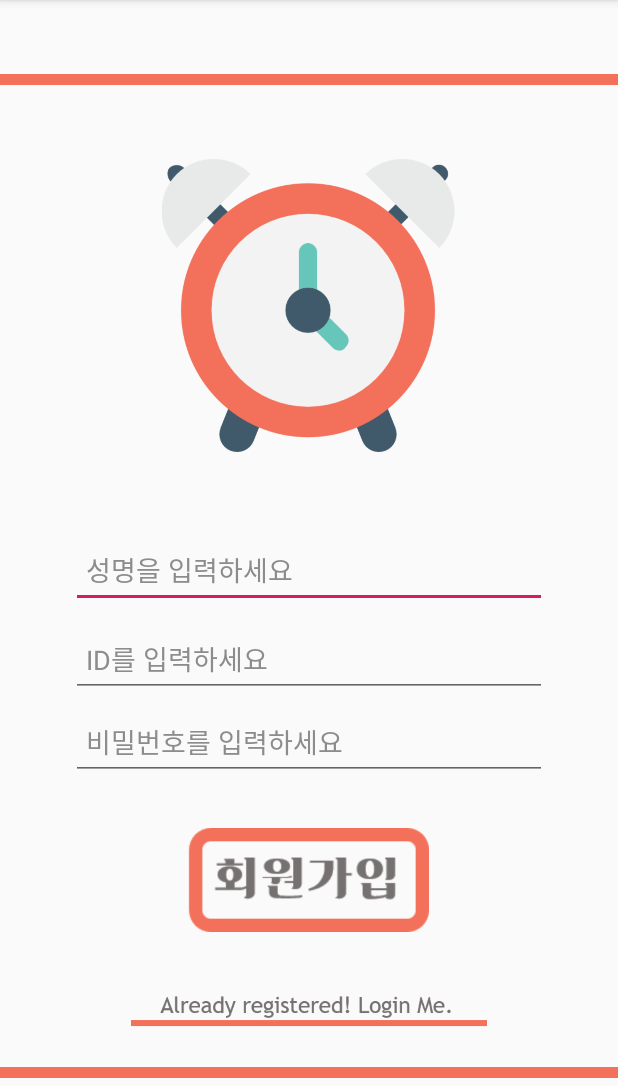
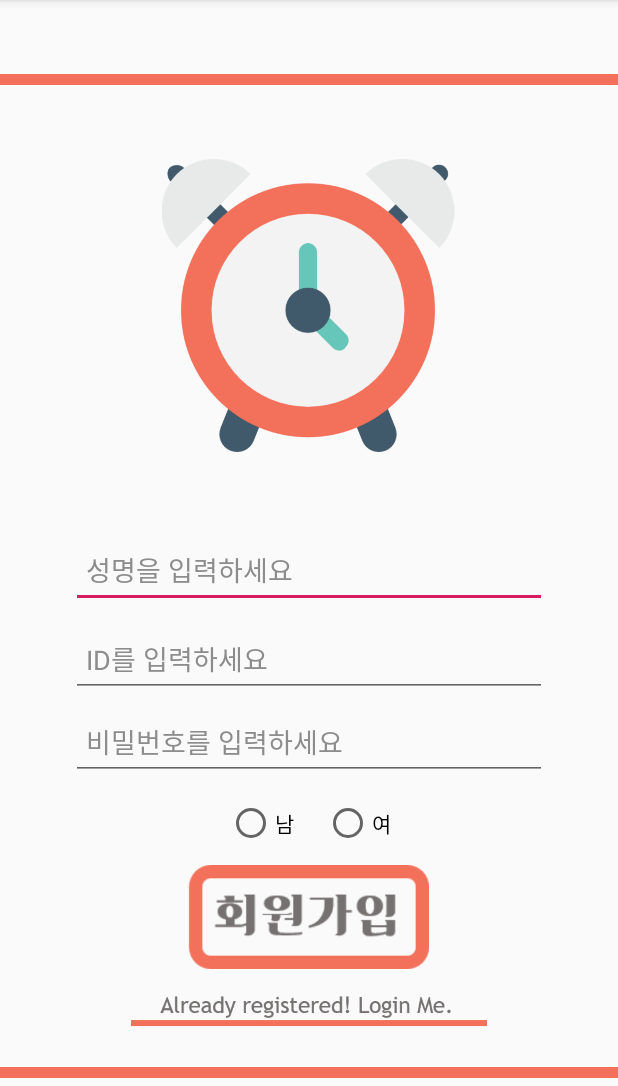
Before and after one commit to HongyeongJu/MobileTermProject, an Android app: the SignUpActivity screen opened directly, with no data from a screen before it, on a phone screen of 412 x 824 dp, the part 84-1170 px from its top. Run offline under Robolectric (Android 15) with nearby library versions, the phone set to English and light mode, and no system bars; our stand-ins replace Firebase (no records; nobody signed in at launch, a user with empty details on screens opened directly).

Commit message:
회원가입시 성별 추가.

```diff
--- a/app/src/main/java/com/hfad/alarmapplicaion/SignUpActivity.java
+++ b/app/src/main/java/com/hfad/alarmapplicaion/SignUpActivity.java
@@ -4,6 +4,7 @@ import android.os.Bundle;
 import android.view.View;
 import android.widget.EditText;
 import android.widget.ImageView;
+import android.widget.RadioButton;
 
 import androidx.appcompat.app.AppCompatActivity;
 
@@ -22,6 +23,9 @@ public class SignUpActivity extends AppCompatActivity implements View.OnClickLis
     FirebaseSystem mFirebaseSystem;
     private FirebaseDatabase mFirebaseDatabase;      // 파이어베이스 객체
     private DatabaseReference mUsersDatabaseReference;       // User테이블 객체
+    RadioButton maleButton;
+    RadioButton femaleButton;
+    boolean gender;
 
     @Override
     protected void onCreate(Bundle savedInstanceState) {
@@ -32,6 +36,10 @@ public class SignUpActivity extends AppCompatActivity implements View.OnClickLis
         idEditText = findViewById(R.id.user_id);
         passwordEditText = findViewById(R.id.password);
         btnRegister =  (ImageView)findViewById(R.id.btnregister);
+        maleButton = (RadioButton)findViewById(R.id.malebtn);
+        femaleButton = (RadioButton)findViewById(R.id.femalebtn);
+
+
         mFirebaseSystem = FirebaseSystem.getInstance(getApplicationContext());
 
         mFirebaseDatabase = FirebaseDatabase.getInstance();     // Firebase 객체 얻기
@@ -40,9 +48,10 @@ public class SignUpActivity extends AppCompatActivity implements View.OnClickLis
         btnRegister.setOnClickListener(this);
 
 
+        maleButton.setOnClickListener(this);
+        femaleButton.setOnClickListener(this);
     }
 
-    boolean isHim = false;
     @Override
     public void onClick(View v) {
         String id = idEditText.getText().toString();
@@ -64,10 +73,15 @@ public class SignUpActivity extends AppCompatActivity implements View.OnClickLis
 
              */
 
-            User user = new User(name, id, password, 0, 0);
+            User user = new User(name, id, password, 0, 0, gender);
             mFirebaseSystem.addUser(user);
             finish();
 
+        }else if(v.getId() == R.id.malebtn){        // 남성은 false
+            gender = false;
+        }else if(v.getId() == R.id.femalebtn)       // 여성은 true
+        {
+            gender = true;
         }
     }
 
--- a/app/src/main/java/com/hfad/alarmapplicaion/model/User.java
+++ b/app/src/main/java/com/hfad/alarmapplicaion/model/User.java
@@ -8,13 +8,15 @@ public class User implements Serializable {
     public String password;
     public int totalPoint;
     public int point;
+    public boolean gender = false;
 
-    public User(String name, String id, String passward, int totalPoint, int point){
+    public User(String name, String id, String passward, int totalPoint, int point, boolean gender){
         this.name = name;
         this.id = id;
         this.password = passward;
         this.totalPoint = totalPoint;
         this.point = point;
+        this.gender = gender;
     }
 
     public User(){
@@ -23,6 +25,7 @@ public class User implements Serializable {
         password = null;
         totalPoint = 0;
         point = 0;
+        gender = false;
     }
 
 
--- a/app/src/main/res/layout/activity_sign_up.xml
+++ b/app/src/main/res/layout/activity_sign_up.xml
@@ -95,7 +95,7 @@
         app:layout_constraintHorizontal_bias="0.497"
         app:layout_constraintStart_toStartOf="parent"
         app:layout_constraintTop_toBottomOf="@+id/password"
-        app:layout_constraintVertical_bias="0.0"
+        app:layout_constraintVertical_bias="0.714"
         app:srcCompat="@drawable/register_kor" />
 
     <ImageView
@@ -109,5 +109,28 @@
         app:layout_constraintVertical_bias="0.81"
         app:srcCompat="@drawable/registerlogin" />
 
+    <RadioGroup
+        android:layout_width="wrap_content"
+        android:layout_height="wrap_content"
+        app:layout_constraintBottom_toTopOf="@+id/btnregister"
+        app:layout_constraintEnd_toEndOf="parent"
+        app:layout_constraintStart_toStartOf="parent"
+        app:layout_constraintTop_toBottomOf="@+id/password"
+        android:orientation="horizontal">
+
+        <RadioButton
+            android:id="@+id/malebtn"
+            android:layout_width="match_parent"
+            android:layout_height="wrap_content"
+            android:text="남"
+            android:layout_marginRight="20dp"/>
+
+        <RadioButton
+            android:id="@+id/femalebtn"
+            android:layout_width="match_parent"
+            android:layout_height="wrap_content"
+            android:text="여" />
+    </RadioGroup>
+
 
 </androidx.constraintlayout.widget.ConstraintLayout>
```
